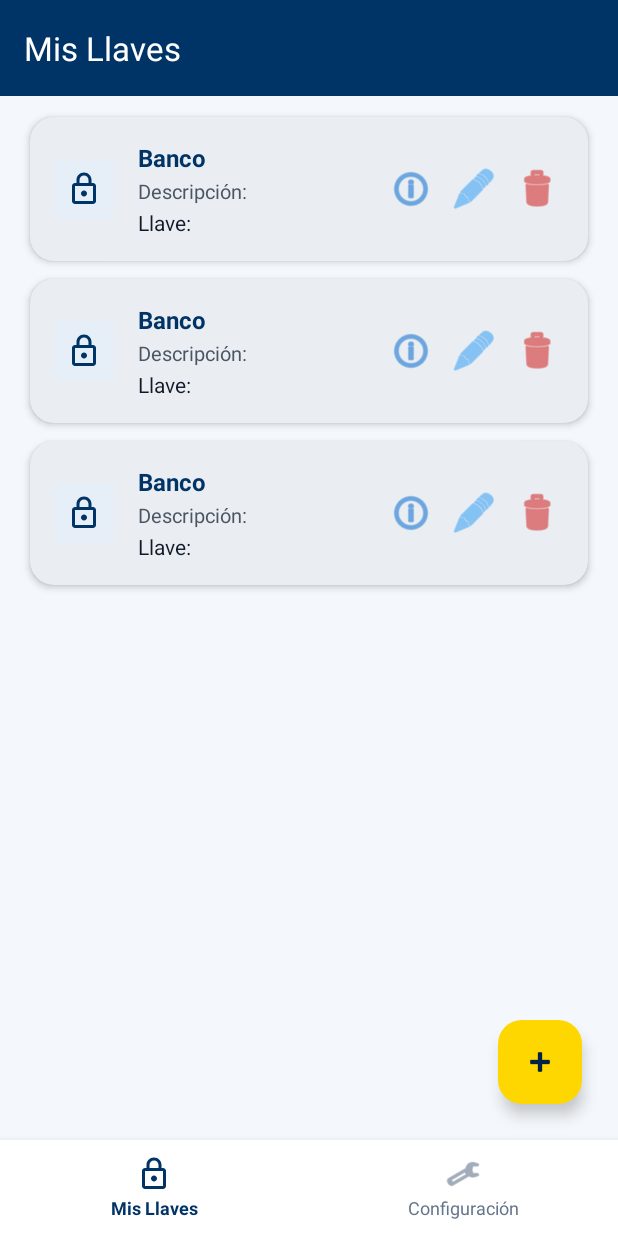
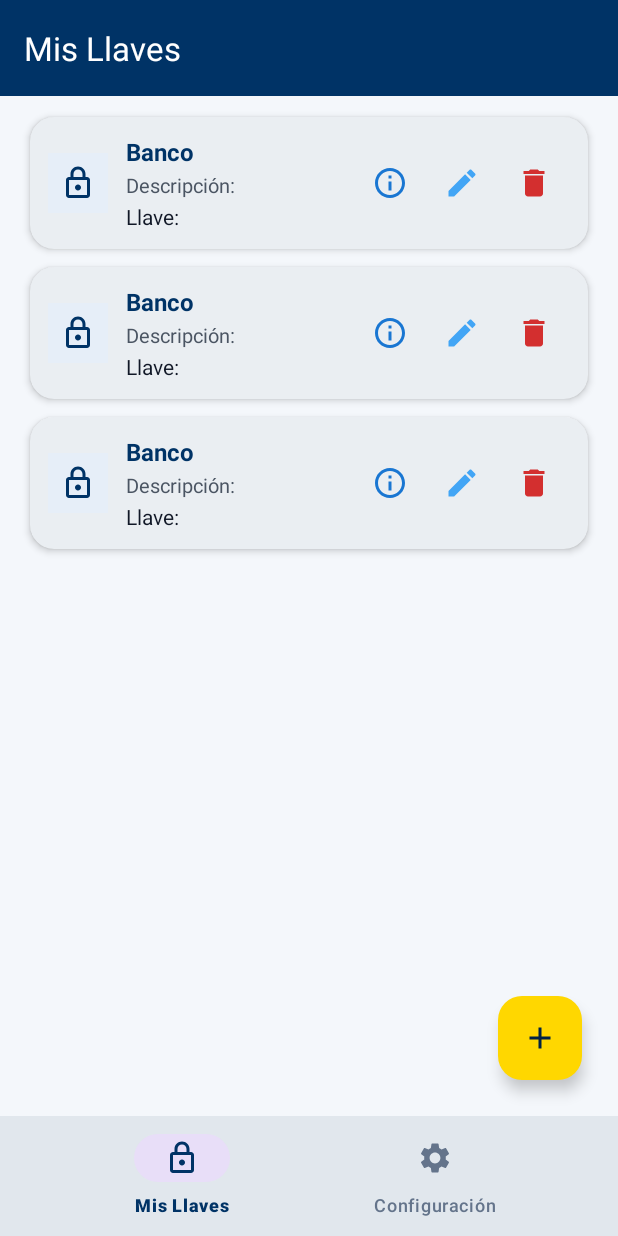
Before and after one commit to NAIRU-Soft/LLave-B-Bre-, an Android app: the layout activity_dashboard.xml on its own in the app's theme, with its tools: preview values and no code run, on a phone screen of 412 x 824 dp. Run offline under Robolectric (Android 15) with nearby library versions, the phone set to English and light mode, and no system bars.

Commit message:
T-12: BottomNavigationView, ExposedDropdownMenu, vectores M3 y areas tactiles 48dp

```diff
--- /dev/null
+++ b/BBreApp/app/src/main/res/color/bottom_nav_item_tint.xml
@@ -0,0 +1,5 @@
+<?xml version="1.0" encoding="utf-8"?>
+<selector xmlns:android="http://schemas.android.com/apk/res/android">
+    <item android:color="@color/bbre_primary" android:state_checked="true" />
+    <item android:color="@color/nav_inactive" />
+</selector>
--- /dev/null
+++ b/BBreApp/app/src/main/res/drawable/ic_add.xml
@@ -0,0 +1,9 @@
+<vector xmlns:android="http://schemas.android.com/apk/res/android"
+    android:width="24dp"
+    android:height="24dp"
+    android:viewportWidth="24"
+    android:viewportHeight="24">
+    <path
+        android:fillColor="#FF000000"
+        android:pathData="M19,13h-6v6h-2v-6H5v-2h6V5h2v6h6v2z" />
+</vector>
--- /dev/null
+++ b/BBreApp/app/src/main/res/drawable/ic_delete.xml
@@ -0,0 +1,9 @@
+<vector xmlns:android="http://schemas.android.com/apk/res/android"
+    android:width="24dp"
+    android:height="24dp"
+    android:viewportWidth="24"
+    android:viewportHeight="24">
+    <path
+        android:fillColor="#FF000000"
+        android:pathData="M6,19c0,1.1 0.9,2 2,2h8c1.1,0 2,-0.9 2,-2V7H6v12zM19,4h-3.5l-1,-1h-5l-1,1H5v2h14V4z" />
+</vector>
--- /dev/null
+++ b/BBreApp/app/src/main/res/drawable/ic_edit.xml
@@ -0,0 +1,9 @@
+<vector xmlns:android="http://schemas.android.com/apk/res/android"
+    android:width="24dp"
+    android:height="24dp"
+    android:viewportWidth="24"
+    android:viewportHeight="24">
+    <path
+        android:fillColor="#FF000000"
+        android:pathData="M3,17.25V21h3.75L17.81,9.94l-3.75,-3.75L3,17.25zM20.71,7.04c0.39,-0.39 0.39,-1.02 0,-1.41l-2.34,-2.34c-0.39,-0.39 -1.02,-0.39 -1.41,0l-1.83,1.83 3.75,3.75 1.83,-1.83z" />
+</vector>
--- /dev/null
+++ b/BBreApp/app/src/main/res/drawable/ic_info.xml
@@ -0,0 +1,9 @@
+<vector xmlns:android="http://schemas.android.com/apk/res/android"
+    android:width="24dp"
+    android:height="24dp"
+    android:viewportWidth="24"
+    android:viewportHeight="24">
+    <path
+        android:fillColor="#FF000000"
+        android:pathData="M11,7h2v2h-2zM11,11h2v6h-2zM12,2C6.48,2 2,6.48 2,12s4.48,10 10,10 10,-4.48 10,-10S17.52,2 12,2zM12,20c-4.41,0 -8,-3.59 -8,-8s3.59,-8 8,-8 8,3.59 8,8 -3.59,8 -8,8z" />
+</vector>
--- /dev/null
+++ b/BBreApp/app/src/main/res/drawable/ic_person.xml
@@ -0,0 +1,9 @@
+<vector xmlns:android="http://schemas.android.com/apk/res/android"
+    android:width="24dp"
+    android:height="24dp"
+    android:viewportWidth="24"
+    android:viewportHeight="24">
+    <path
+        android:fillColor="#FF000000"
+        android:pathData="M12,12c2.21,0 4,-1.79 4,-4s-1.79,-4 -4,-4 -4,1.79 -4,4 1.79,4 4,4zM12,14c-2.67,0 -8,1.34 -8,4v2h16v-2c0,-2.66 -5.33,-4 -8,-4z" />
+</vector>
--- /dev/null
+++ b/BBreApp/app/src/main/res/drawable/ic_settings.xml
@@ -0,0 +1,9 @@
+<vector xmlns:android="http://schemas.android.com/apk/res/android"
+    android:width="24dp"
+    android:height="24dp"
+    android:viewportWidth="24"
+    android:viewportHeight="24">
+    <path
+        android:fillColor="#FF000000"
+        android:pathData="M19.14,12.94c0.04,-0.3 0.06,-0.61 0.06,-0.94 0,-0.32 -0.02,-0.64 -0.07,-0.94l2.03,-1.58c0.18,-0.14 0.23,-0.41 0.12,-0.61l-1.92,-3.32c-0.12,-0.22 -0.37,-0.29 -0.59,-0.22l-2.39,0.96c-0.5,-0.38 -1.03,-0.7 -1.62,-0.94L14.4,2.81c-0.04,-0.24 -0.24,-0.41 -0.48,-0.41h-3.84c-0.24,0 -0.43,0.17 -0.47,0.41L9.25,5.35C8.66,5.59 8.12,5.92 7.63,6.29L5.24,5.33c-0.22,-0.08 -0.47,0 -0.59,0.22L2.74,8.87C2.62,9.08 2.66,9.34 2.86,9.48l2.03,1.58C4.84,11.36 4.8,11.69 4.8,12s0.02,0.64 0.07,0.94l-2.03,1.58c-0.18,0.14 -0.23,0.41 -0.12,0.61l1.92,3.32c0.12,0.22 0.37,0.29 0.59,0.22l2.39,-0.96c0.5,0.38 1.03,0.7 1.62,0.94l0.36,2.54c0.05,0.24 0.24,0.41 0.48,0.41h3.84c0.24,0 0.44,-0.17 0.47,-0.41l0.36,-2.54c0.59,-0.24 1.13,-0.56 1.62,-0.94l2.39,0.96c0.22,0.08 0.47,0 0.59,-0.22l1.92,-3.32c0.12,-0.22 0.07,-0.47 -0.12,-0.61l-2.01,-1.58zM12,15.6c-1.98,0 -3.6,-1.62 -3.6,-3.6s1.62,-3.6 3.6,-3.6 3.6,1.62 3.6,3.6 -1.62,3.6 -3.6,3.6z" />
+</vector>
--- a/BBreApp/app/src/main/res/layout/activity_dashboard.xml
+++ b/BBreApp/app/src/main/res/layout/activity_dashboard.xml
@@ -24,7 +24,7 @@
         android:layout_width="0dp"
         android:layout_height="0dp"
         app:layout_constraintTop_toBottomOf="@id/toolbar"
-        app:layout_constraintBottom_toTopOf="@id/bottomNavBar"
+        app:layout_constraintBottom_toTopOf="@id/bottomNav"
         app:layout_constraintStart_toStartOf="parent"
         app:layout_constraintEnd_toEndOf="parent">
 
@@ -60,6 +60,7 @@
                     android:layout_width="80dp"
                     android:layout_height="80dp"
                     android:src="@drawable/ic_lock"
+                    android:importantForAccessibility="no"
                     app:tint="@color/text_secondary" />
 
                 <TextView
@@ -72,11 +73,11 @@
                     android:layout_marginTop="16dp" />
 
                 <TextView
-                    android:layout_width="200dp"
+                    android:layout_width="220dp"
                     android:layout_height="wrap_content"
                     android:text="Crea una llave para asociar tus datos de forma segura."
                     android:textColor="@color/text_secondary"
-                    android:textSize="12sp"
+                    android:textSize="13sp"
                     android:textAlignment="center"
                     android:layout_marginTop="8dp" />
 
@@ -88,9 +89,9 @@
                 android:layout_width="wrap_content"
                 android:layout_height="wrap_content"
                 android:layout_margin="24dp"
-                android:src="@android:drawable/ic_input_add"
+                android:src="@drawable/ic_add"
                 app:backgroundTint="@color/bbre_accent"
-                app:tint="@color/bbre_primary_dark"
+                app:tint="@color/bbre_brand_navy_dark"
                 app:layout_constraintBottom_toBottomOf="parent"
                 app:layout_constraintEnd_toEndOf="parent"
                 android:contentDescription="Agregar Llave" />
@@ -126,7 +127,7 @@
                     android:layout_width="match_parent"
                     android:layout_height="wrap_content"
                     android:hint="Nombre de usuario"
-                    app:startIconDrawable="@drawable/ic_call"
+                    app:startIconDrawable="@drawable/ic_person"
                     app:startIconTint="@color/text_secondary"
                     android:layout_marginBottom="16dp">
 
@@ -150,6 +151,7 @@
                     app:startIconTint="@color/text_secondary"
                     app:endIconMode="password_toggle"
                     app:endIconTint="@color/text_secondary"
+                    app:errorIconDrawable="@null"
                     android:layout_marginBottom="24dp">
 
                     <com.google.android.material.textfield.TextInputEditText
@@ -169,13 +171,13 @@
                     android:layout_height="wrap_content"
                     android:minHeight="56dp"
                     android:text="Guardar Cambios"
-                    android:layout_marginBottom="32dp" />
+                    android:layout_marginBottom="24dp" />
 
                 <View
                     android:layout_width="match_parent"
                     android:layout_height="1dp"
                     android:background="@color/outline_subtle"
-                    android:layout_marginBottom="32dp" />
+                    android:layout_marginBottom="24dp" />
 
                 <!-- Account Actions -->
                 <TextView
@@ -185,6 +187,18 @@
                     android:textColor="@color/text_secondary"
                     android:textSize="14sp"
                     android:textStyle="bold"
+                    android:layout_marginBottom="16dp" />
+
+                <!-- System & Key Info Button -->
+                <com.google.android.material.button.MaterialButton
+                    android:id="@+id/btnSystemInfo"
+                    style="@style/Widget.BBreApp.Button.Primary"
+                    android:layout_width="match_parent"
+                    android:layout_height="wrap_content"
+                    android:minHeight="56dp"
+                    android:text="Información de Llave y Sistema"
+                    app:icon="@drawable/ic_info"
+                    app:iconGravity="textStart"
                     android:layout_marginBottom="16dp" />
 
                 <!-- Logout Button -->
@@ -213,79 +227,18 @@
 
     </FrameLayout>
 
-    <!-- Custom Bottom Navigation Bar -->
-    <LinearLayout
-        android:id="@+id/bottomNavBar"
+    <!-- Material 3 Bottom Navigation Bar -->
+    <com.google.android.material.bottomnavigation.BottomNavigationView
+        android:id="@+id/bottomNav"
         android:layout_width="0dp"
-        android:layout_height="64dp"
-        android:orientation="horizontal"
+        android:layout_height="wrap_content"
         android:background="@color/bottom_nav_background"
-        android:elevation="8dp"
+        app:elevation="8dp"
+        app:itemIconTint="@color/bottom_nav_item_tint"
+        app:itemTextColor="@color/bottom_nav_item_tint"
+        app:menu="@menu/menu_bottom_nav"
         app:layout_constraintBottom_toBottomOf="parent"
         app:layout_constraintStart_toStartOf="parent"
-        app:layout_constraintEnd_toEndOf="parent">
-
-        <!-- Tab 1: Mis Llaves -->
-        <LinearLayout
-            android:id="@+id/tabKeys"
-            android:layout_width="0dp"
-            android:layout_height="match_parent"
-            android:layout_weight="1"
-            android:orientation="vertical"
-            android:gravity="center"
-            android:clickable="true"
-            android:focusable="true"
-            android:background="?attr/selectableItemBackground">
-
-            <ImageView
-                android:id="@+id/ivTabKeys"
-                android:layout_width="24dp"
-                android:layout_height="24dp"
-                android:src="@drawable/ic_lock"
-                app:tint="@color/bbre_primary" />
-
-            <TextView
-                android:id="@+id/tvTabKeys"
-                android:layout_width="wrap_content"
-                android:layout_height="wrap_content"
-                android:text="Mis Llaves"
-                android:textSize="12sp"
-                android:textColor="@color/bbre_primary"
-                android:textStyle="bold"
-                android:layout_marginTop="2dp" />
-
-        </LinearLayout>
-
-        <!-- Tab 2: Configuración -->
-        <LinearLayout
-            android:id="@+id/tabSettings"
-            android:layout_width="0dp"
-            android:layout_height="match_parent"
-            android:layout_weight="1"
-            android:orientation="vertical"
-            android:gravity="center"
-            android:clickable="true"
-            android:focusable="true"
-            android:background="?attr/selectableItemBackground">
-
-            <ImageView
-                android:id="@+id/ivTabSettings"
-                android:layout_width="24dp"
-                android:layout_height="24dp"
-                android:src="@android:drawable/ic_menu_preferences"
-                app:tint="@color/nav_inactive" />
-
-            <TextView
-                android:id="@+id/tvTabSettings"
-                android:layout_width="wrap_content"
-                android:layout_height="wrap_content"
-                android:text="Configuración"
-                android:textSize="12sp"
-                android:textColor="@color/nav_inactive"
-                android:layout_marginTop="2dp" />
-
-        </LinearLayout>
-
-    </LinearLayout>
+        app:layout_constraintEnd_toEndOf="parent" />
 
 </androidx.constraintlayout.widget.ConstraintLayout>
--- a/BBreApp/app/src/main/res/layout/item_key.xml
+++ b/BBreApp/app/src/main/res/layout/item_key.xml
@@ -16,7 +16,7 @@
     <androidx.constraintlayout.widget.ConstraintLayout
         android:layout_width="match_parent"
         android:layout_height="wrap_content"
-        android:padding="16dp">
+        android:padding="12dp">
 
         <!-- Key Icon -->
         <ImageView
@@ -24,6 +24,7 @@
             android:layout_width="40dp"
             android:layout_height="40dp"
             android:src="@drawable/ic_lock"
+            android:importantForAccessibility="no"
             app:tint="@color/bbre_primary"
             android:background="@color/key_icon_bg"
             android:padding="8dp"
@@ -40,7 +41,10 @@
             android:textColor="@color/bbre_primary"
             android:textSize="16sp"
             android:textStyle="bold"
-            android:layout_marginStart="16dp"
+            android:maxLines="1"
+            android:ellipsize="end"
+            android:layout_marginStart="12dp"
+            android:layout_marginEnd="4dp"
             app:layout_constraintStart_toEndOf="@id/ivKeyIcon"
             app:layout_constraintTop_toTopOf="parent"
             app:layout_constraintEnd_toStartOf="@id/btnInfo" />
@@ -53,7 +57,10 @@
             android:text="Descripción: "
             android:textColor="@color/text_secondary"
             android:textSize="13sp"
-            android:layout_marginStart="16dp"
+            android:maxLines="2"
+            android:ellipsize="end"
+            android:layout_marginStart="12dp"
+            android:layout_marginEnd="4dp"
             android:layout_marginTop="2dp"
             app:layout_constraintStart_toEndOf="@id/ivKeyIcon"
             app:layout_constraintTop_toBottomOf="@id/tvKeyType"
@@ -67,46 +74,54 @@
             android:text="Llave: "
             android:textColor="@color/text_primary"
             android:textSize="14sp"
-            android:layout_marginStart="16dp"
+            android:maxLines="1"
+            android:ellipsize="end"
+            android:layout_marginStart="12dp"
+            android:layout_marginEnd="4dp"
             android:layout_marginTop="2dp"
             app:layout_constraintStart_toEndOf="@id/ivKeyIcon"
             app:layout_constraintTop_toBottomOf="@id/tvKeyDescription"
+            app:layout_constraintBottom_toBottomOf="parent"
             app:layout_constraintEnd_toStartOf="@id/btnInfo" />
 
-        <!-- Info Button (metadata) -->
+        <!-- Info Button (48dp touch target) -->
         <ImageButton
             android:id="@+id/btnInfo"
-            android:layout_width="36dp"
-            android:layout_height="36dp"
-            android:src="@android:drawable/ic_menu_info_details"
+            android:layout_width="48dp"
+            android:layout_height="48dp"
+            android:minWidth="48dp"
+            android:minHeight="48dp"
+            android:src="@drawable/ic_info"
             android:background="?attr/selectableItemBackgroundBorderless"
             app:tint="@color/nairusoft_primary"
             android:contentDescription="Ver información de llave"
-            android:layout_marginEnd="6dp"
             app:layout_constraintTop_toTopOf="parent"
             app:layout_constraintBottom_toBottomOf="parent"
             app:layout_constraintEnd_toStartOf="@id/btnEdit" />
 
-        <!-- Edit Button -->
+        <!-- Edit Button (48dp touch target) -->
         <ImageButton
             android:id="@+id/btnEdit"
-            android:layout_width="36dp"
-            android:layout_height="36dp"
-            android:src="@android:drawable/ic_menu_edit"
+            android:layout_width="48dp"
+            android:layout_height="48dp"
+            android:minWidth="48dp"
+            android:minHeight="48dp"
+            android:src="@drawable/ic_edit"
             android:background="?attr/selectableItemBackgroundBorderless"
             app:tint="@color/nairusoft_secondary"
             android:contentDescription="Editar llave"
-            android:layout_marginEnd="6dp"
             app:layout_constraintTop_toTopOf="parent"
             app:layout_constraintBottom_toBottomOf="parent"
             app:layout_constraintEnd_toStartOf="@id/btnDelete" />
 
-        <!-- Delete Button -->
+        <!-- Delete Button (48dp touch target) -->
         <ImageButton
             android:id="@+id/btnDelete"
-            android:layout_width="36dp"
-            android:layout_height="36dp"
-            android:src="@android:drawable/ic_menu_delete"
+            android:layout_width="48dp"
+            android:layout_height="48dp"
+            android:minWidth="48dp"
+            android:minHeight="48dp"
+            android:src="@drawable/ic_delete"
             android:background="?attr/selectableItemBackgroundBorderless"
             app:tint="@color/red_error"
             android:contentDescription="Eliminar llave"
--- /dev/null
+++ b/BBreApp/app/src/main/res/menu/menu_bottom_nav.xml
@@ -0,0 +1,11 @@
+<?xml version="1.0" encoding="utf-8"?>
+<menu xmlns:android="http://schemas.android.com/apk/res/android">
+    <item
+        android:id="@+id/nav_keys"
+        android:icon="@drawable/ic_lock"
+        android:title="Mis Llaves" />
+    <item
+        android:id="@+id/nav_settings"
+        android:icon="@drawable/ic_settings"
+        android:title="Configuración" />
+</menu>
```
Also changed, not shown: BBreApp/app/src/main/java/com/nairusoft/bbre/ui/DashboardActivity.kt (+83 -67 lines), BBreApp/app/src/main/res/drawable/spinner_background.xml (deleted, +0 -9 lines), BBreApp/app/src/main/res/layout/dialog_key.xml (+23 -8 lines).
